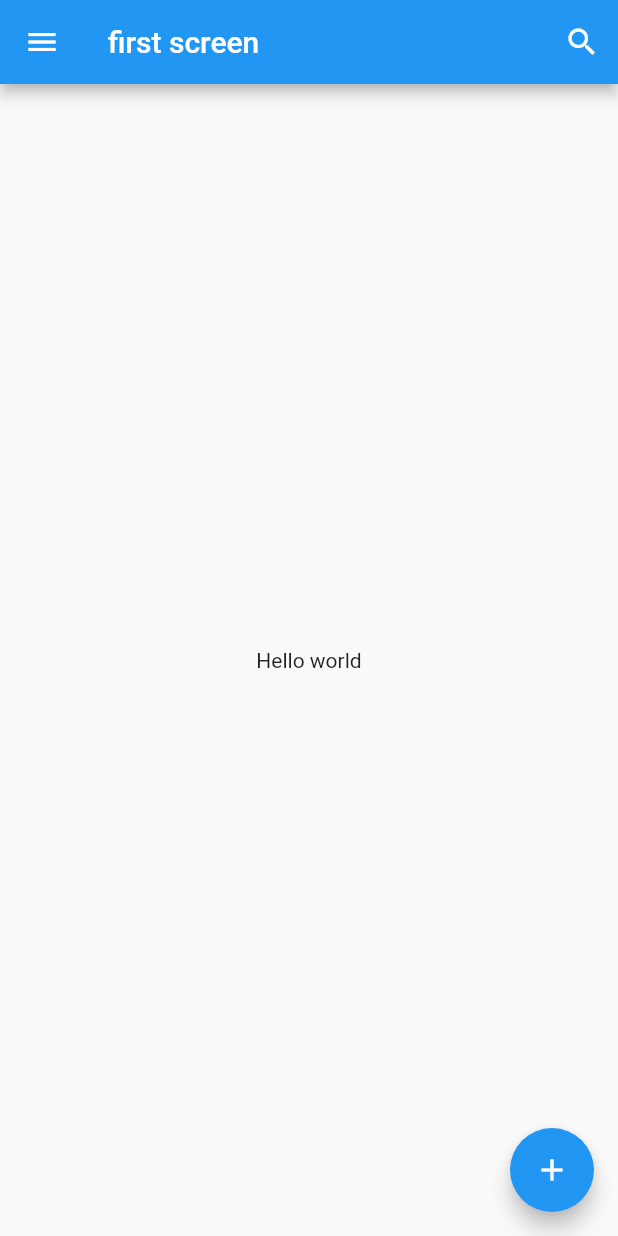
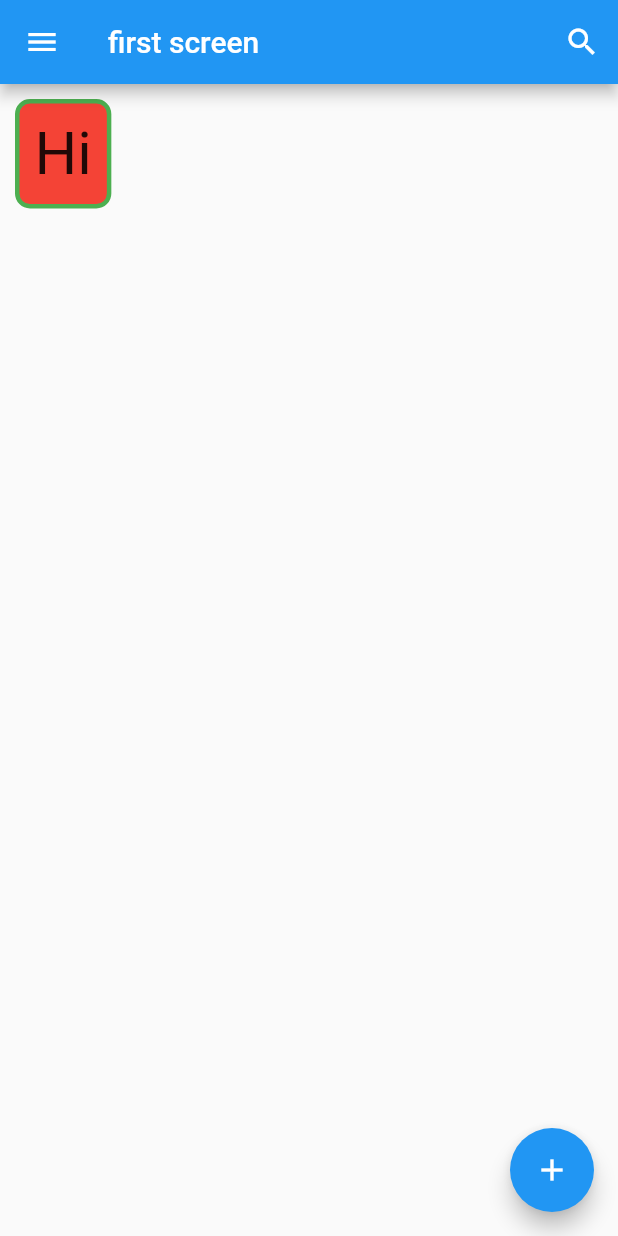
Before and after one commit to haritsdev/teguh_dicoding_flutter_basic, a Flutter app: the screen it shows after launch, on a phone screen of 412 x 824 dp. Run offline on Flutter 3.47's test engine with Material 2 defaults, Android fonts, the phone set to English and light mode, and no system bars.

Commit message:
part 3 materi container

```diff
--- a/teguh_dicoding_basic/lib/main.dart
+++ b/teguh_dicoding_basic/lib/main.dart
@@ -18,16 +18,26 @@ class FirstScreen extends StatelessWidget {
     return Scaffold(
       appBar: AppBar(
           leading: IconButton(
-            icon: Icon(Icons.menu, color: Colors.white),
+            icon: const Icon(Icons.menu, color: Colors.white),
             onPressed: () {},
           ),
           title: const Text('first screen'),
           actions: <Widget>[
             IconButton(
-                icon: Icon(Icons.search, color: Colors.white), onPressed: () {})
+                icon: const Icon(Icons.search, color: Colors.white),
+                onPressed: () {})
           ]),
-      body: Center(
-        child: Text('Hello world'),
+      body: Container(
+        child: const Text('Hi',
+            style: TextStyle(
+              fontSize: 40,
+            )),
+        decoration: BoxDecoration(
+            color: Colors.red,
+            border: Border.all(color: Colors.green, width: 3),
+            borderRadius: BorderRadius.circular(10)),
+        padding: const EdgeInsets.all(10),
+        margin: const EdgeInsets.all(10),
       ),
       floatingActionButton: FloatingActionButton(
         onPressed: () {},
```
Also changed, not shown: teguh_dicoding_basic/catatan.txt (+13 -0 lines).
